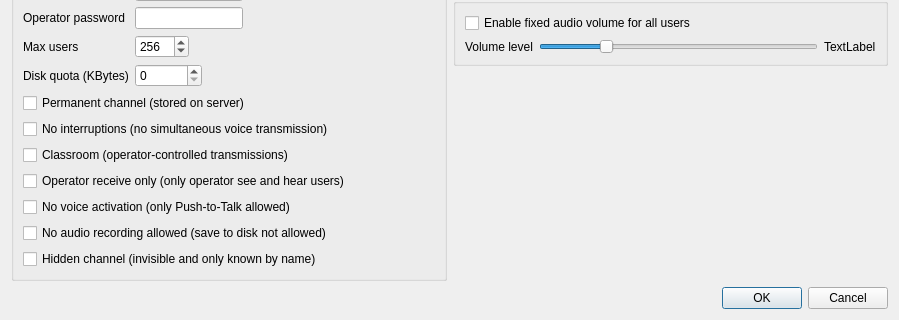
Above: Client/qtTeamTalk/channel.ui from BearWare/TeamTalk5 before the change; both pictures show x 0 to 899 and y 282 to 602 of the 899 by 602 pixel window. Below: the same form after it.
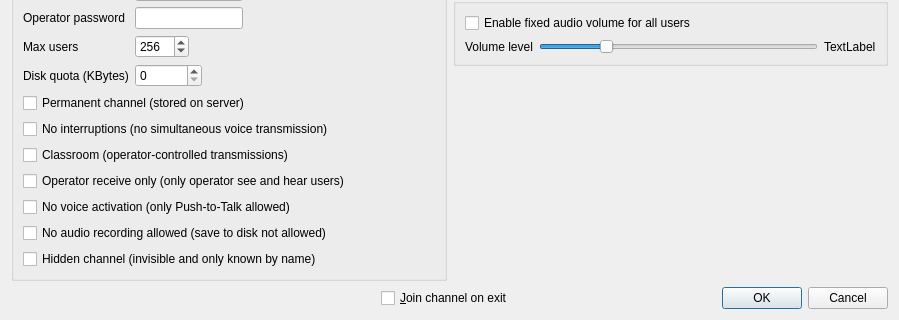
That is the form after the change.

Commit message: Option to join channel immediately

What changed in the file:
```diff
--- a/Client/qtTeamTalk/channel.ui
+++ b/Client/qtTeamTalk/channel.ui
@@ -837,6 +837,28 @@
     </layout>
    </item>
    <item>
+    <layout class="QHBoxLayout" name="horizontalLayout_4">
+     <item>
+      <spacer name="horizontalSpacer">
+       <property name="orientation">
+        <enum>Qt::Horizontal</enum>
+       </property>
+       <property name="sizeHint" stdset="0">
+        <size>
+         <width>40</width>
+         <height>20</height>
+        </size>
+       </property>
+      </spacer>
+     </item>
+     <item>
+      <widget class="QCheckBox" name="joinchanBox">
+       <property name="text">
+        <string>&amp;Join channel on exit</string>
+       </property>
+      </widget>
+     </item>
+     <item>
     <widget class="QDialogButtonBox" name="buttonBox">
      <property name="orientation">
       <enum>Qt::Horizontal</enum>
@@ -845,6 +867,8 @@
       <set>QDialogButtonBox::Cancel|QDialogButtonBox::Ok</set>
      </property>
     </widget>
+     </item>
+    </layout>
    </item>
   </layout>
  </widget>
```
Lines whose indentation alone changed are shown as unchanged. The commit also changes 10 other files.
